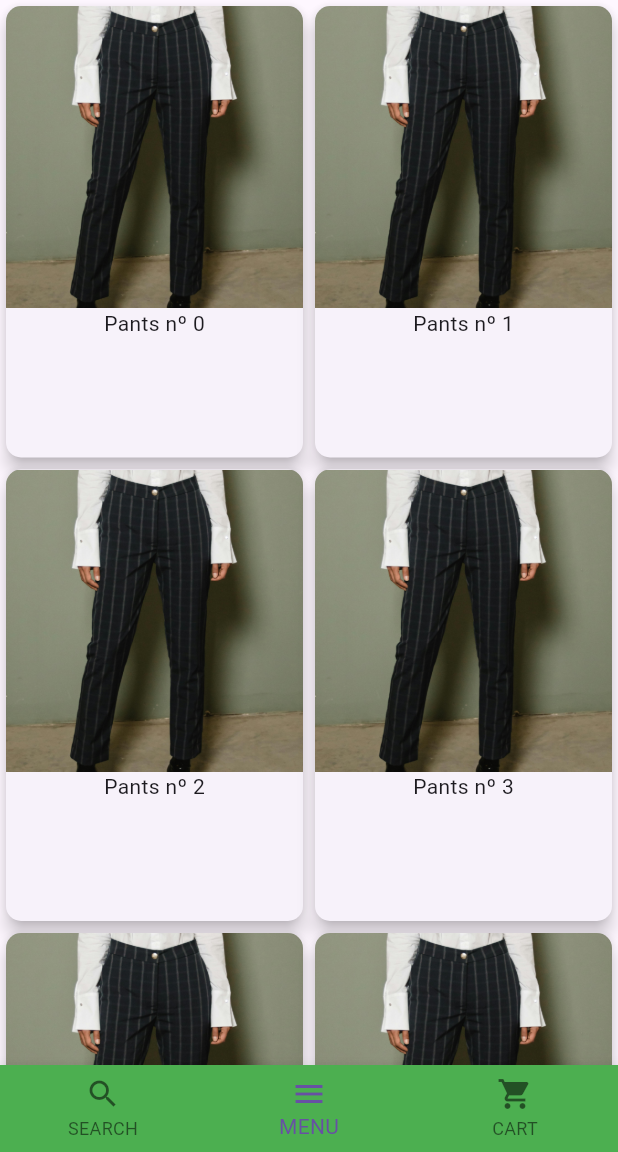
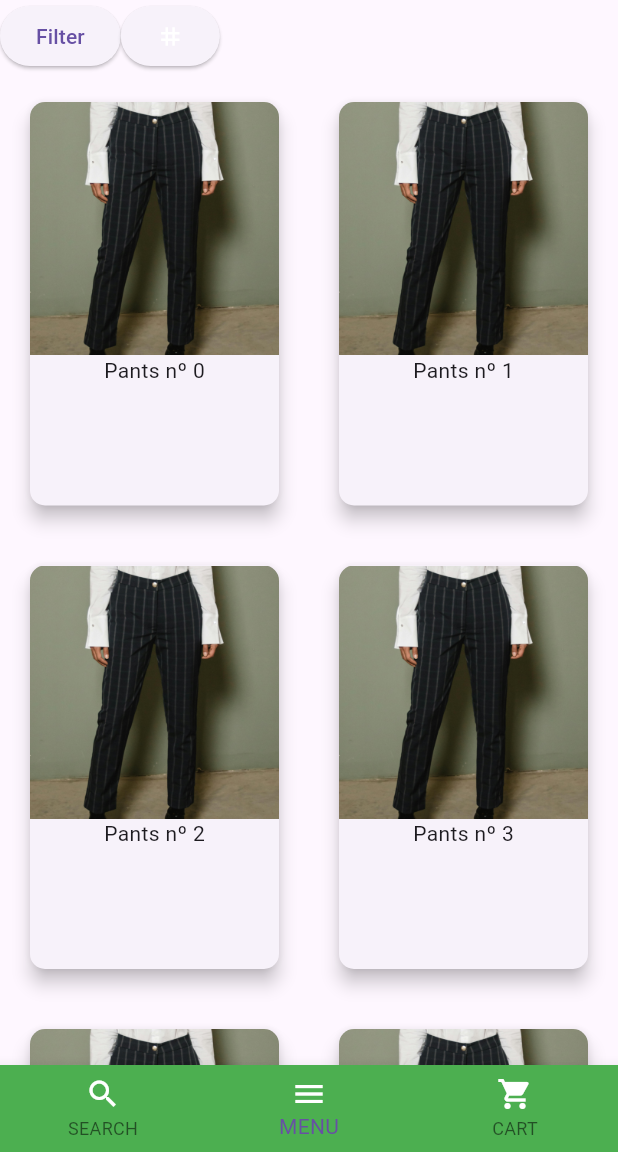
Before and after one commit to AfonsoLuis4758/Projeto, a Flutter app: the SecondPage screen opened by its route, on a phone screen of 412 x 824 dp, the part 84-1236 px from its top. Run offline on Flutter 3.47's test engine with Material 3 defaults, Android fonts, the phone set to English and light mode, and no system bars.

Commit message:
paddings and added buttons before gridview

```diff
--- a/lib/pages/home_page.dart
+++ b/lib/pages/home_page.dart
@@ -12,16 +12,27 @@ class _HomePage extends State<HomePage> {
   @override
   Widget build(BuildContext context) {
     return Scaffold(
-      body: GridView.count(
-        // Create a grid with 2 columns. If you change the scrollDirection to
-        // horizontal, this produces 2 rows.
+      body: Column(
+        children: [
+          Row(
+            children: [
+              ElevatedButton(onPressed: () {}, child: Text("Filter")),
+              ElevatedButton(
+                  onPressed: () {},
+                  child: Icon(
+                    Icons.grid_3x3,
+                    color: Colors.white,
+                  ))
+            ],
+          ),
+          Expanded(
+            child: GridView.count(
               childAspectRatio: (1 / 1.5),
               crossAxisCount: 2,
-        // Generate 100 widgets that display their index in the List.
               children: List.generate(20, (index) {
                 return Center(
                     child: Padding(
-            padding: const EdgeInsets.all(0),
+                  padding: const EdgeInsets.all(16.0),
                   child: Card(
                     clipBehavior: Clip.antiAliasWithSaveLayer,
                     shape: RoundedRectangleBorder(
@@ -38,6 +49,9 @@ class _HomePage extends State<HomePage> {
                 ));
               }),
             ),
+          ),
+        ],
+      ),
     );
   }
 }
--- a/lib/pages/profile_page.dart
+++ b/lib/pages/profile_page.dart
@@ -7,13 +7,14 @@ class ProfilePage extends StatelessWidget {
   Widget build(BuildContext context) {
     return Scaffold(
       appBar: AppBar(
+        leading: const BackButton(color: Colors.white),
         backgroundColor: Colors.green,
         title: const Text(
           "LusoVest",
           style: TextStyle(color: Colors.white),
         ),
       ),
-      body: Center(
+      body: const Center(
         child: Text("PROFILE"),
       ),
     );
--- a/lib/pages/secondPage.dart
+++ b/lib/pages/secondPage.dart
@@ -53,20 +53,24 @@ class _SecondPage extends State<SecondPage> {
         child: BottomNavigationBar(
           currentIndex: _selectedIndex,
           onTap: _navigateBottomBar,
-          items: [
+          items: const [
             BottomNavigationBarItem(
-              icon: Icon(Icons.search),
+              icon: Icon(Icons.search, color: Colors.white),
               label: "SEARCH",
-              activeIcon: Icon(Icons.search_outlined),
+              activeIcon: Icon(
+                Icons.search_outlined,
+                color: Colors.white,
+              ),
             ),
             BottomNavigationBarItem(
-                icon: Icon(Icons.menu),
+                icon: Icon(Icons.menu, color: Colors.white),
                 label: "MENU",
-                activeIcon: Icon(Icons.menu_outlined)),
+                activeIcon: Icon(Icons.menu_outlined, color: Colors.white)),
             BottomNavigationBarItem(
-                icon: Icon(Icons.shopping_cart),
+                icon: Icon(Icons.shopping_cart, color: Colors.white),
                 label: "CART",
-                activeIcon: Icon(Icons.shopping_cart_outlined)),
+                activeIcon:
+                    Icon(Icons.shopping_cart_outlined, color: Colors.white)),
           ],
         ),
       ),
```
Lines whose indentation alone changed are shown as unchanged.
